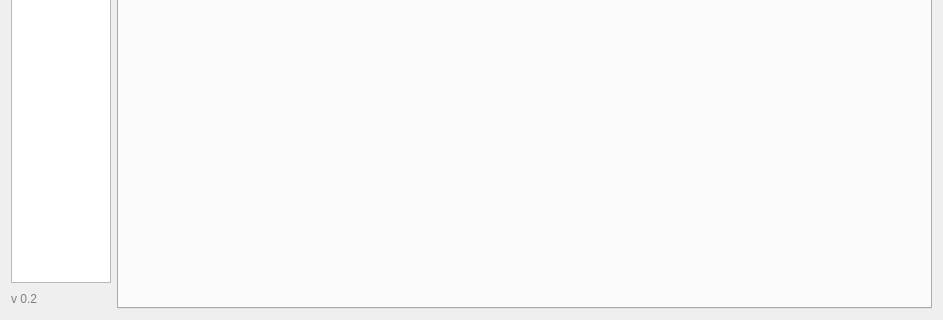
This is mainwindow.ui in Tima45/McnpxCustomPlot as Qt 5 draws it before an edit; both pictures show x 0 to 943 and y 573 to 893 of the 943 by 893 pixel window. The edited form follows.
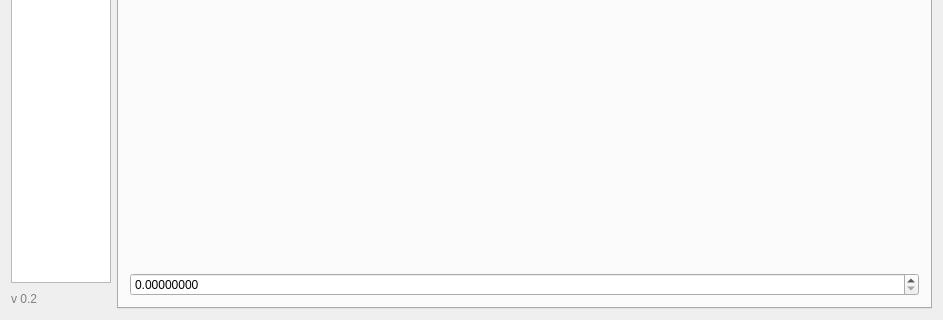
This is the edited form. The open tabs and pages were chosen to show the change. Custom widgets are drawn as their Qt base class.

Commit message: Changed Y to Z. Add data minimum.

Diff of the .ui file:
```diff
--- a/mainwindow.ui
+++ b/mainwindow.ui
@@ -96,6 +96,16 @@
         <item row="0" column="0">
          <widget class="QWidget" name="scatterContainer" native="true"/>
         </item>
+        <item row="1" column="0">
+         <widget class="QDoubleSpinBox" name="minimumValueBox">
+          <property name="decimals">
+           <number>8</number>
+          </property>
+          <property name="singleStep">
+           <double>0.000010000000000</double>
+          </property>
+         </widget>
+        </item>
        </layout>
       </widget>
      </widget>
```
Left out of the diff: 2 changed lines with no effect on the pictures. The commit also changes 2 other files.
